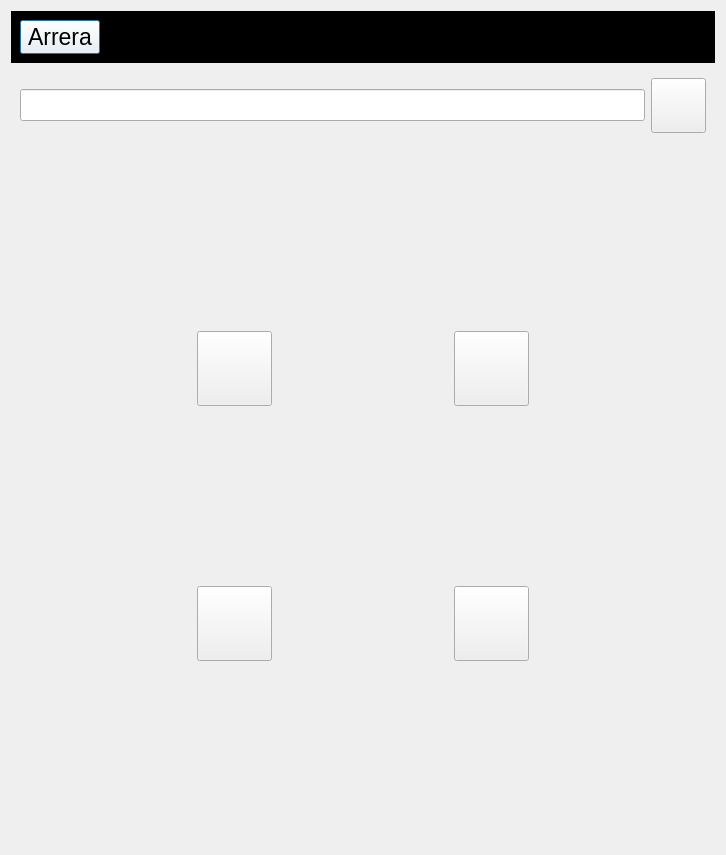
Arrera-Software/Arrera-Interface, file arreraui.ui: the form before one commit.
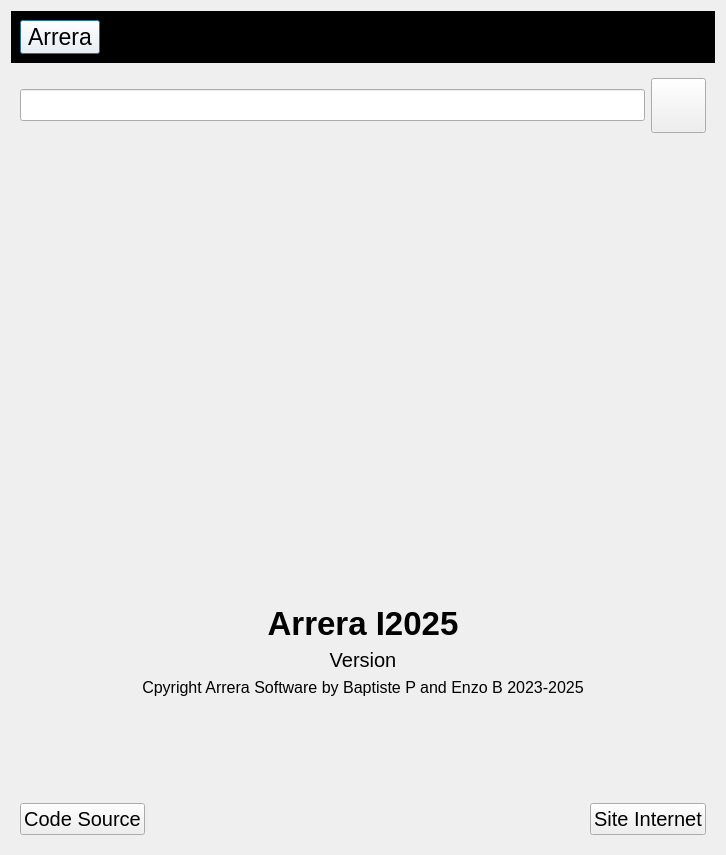
The form after the commit. Icons and pictures are not drawn.

Commit message: Ajout page apropos

What changed in the file:
```diff
--- a/arreraui.ui
+++ b/arreraui.ui
@@ -1716,6 +1716,178 @@
        </item>
       </layout>
      </widget>
+     <widget class="QWidget" name="apropos">
+      <layout class="QVBoxLayout" name="verticalLayout_7">
+       <item>
+        <layout class="QHBoxLayout" name="horizontalLayout_9">
+         <item>
+          <spacer name="horizontalSpacer_19">
+           <property name="orientation">
+            <enum>Qt::Orientation::Horizontal</enum>
+           </property>
+           <property name="sizeHint" stdset="0">
+            <size>
+             <width>40</width>
+             <height>20</height>
+            </size>
+           </property>
+          </spacer>
+         </item>
+         <item>
+          <widget class="QLabel" name="IDC_LAPOPROSICON">
+           <property name="minimumSize">
+            <size>
+             <width>341</width>
+             <height>341</height>
+            </size>
+           </property>
+           <property name="maximumSize">
+            <size>
+             <width>512</width>
+             <height>512</height>
+            </size>
+           </property>
+           <property name="text">
+            <string/>
+           </property>
+           <property name="pixmap">
+            <pixmap resource="resource.qrc">:/arrera/img/i2025-icon.png</pixmap>
+           </property>
+           <property name="scaledContents">
+            <bool>true</bool>
+           </property>
+          </widget>
+         </item>
+         <item>
+          <spacer name="horizontalSpacer_23">
+           <property name="orientation">
+            <enum>Qt::Orientation::Horizontal</enum>
+           </property>
+           <property name="sizeHint" stdset="0">
+            <size>
+             <width>40</width>
+             <height>20</height>
+            </size>
+           </property>
+          </spacer>
+         </item>
+        </layout>
+       </item>
+       <item>
+        <spacer name="verticalSpacer_16">
+         <property name="orientation">
+          <enum>Qt::Orientation::Vertical</enum>
+         </property>
+         <property name="sizeHint" stdset="0">
+          <size>
+           <width>20</width>
+           <height>40</height>
+          </size>
+         </property>
+        </spacer>
+       </item>
+       <item>
+        <widget class="QLabel" name="IDC_APROPOSNAME">
+         <property name="font">
+          <font>
+           <pointsize>25</pointsize>
+           <bold>true</bold>
+          </font>
+         </property>
+         <property name="text">
+          <string>Arrera I2025</string>
+         </property>
+         <property name="alignment">
+          <set>Qt::AlignmentFlag::AlignCenter</set>
+         </property>
+        </widget>
+       </item>
+       <item>
+        <widget class="QLabel" name="IDC_APROPOSVERSION">
+         <property name="font">
+          <font>
+           <pointsize>15</pointsize>
+          </font>
+         </property>
+         <property name="text">
+          <string>Version</string>
+         </property>
+         <property name="alignment">
+          <set>Qt::AlignmentFlag::AlignCenter</set>
+         </property>
+        </widget>
+       </item>
+       <item>
+        <widget class="QLabel" name="IDC_APROPOSCOPYRIGHT">
+         <property name="font">
+          <font>
+           <pointsize>12</pointsize>
+          </font>
+         </property>
+         <property name="text">
+          <string>Cpyright Arrera Software by Baptiste P and Enzo B 2023-2025</string>
+         </property>
+         <property name="alignment">
+          <set>Qt::AlignmentFlag::AlignCenter</set>
+         </property>
+        </widget>
+       </item>
+       <item>
+        <spacer name="verticalSpacer_17">
+         <property name="orientation">
+          <enum>Qt::Orientation::Vertical</enum>
+         </property>
+         <property name="sizeHint" stdset="0">
+          <size>
+           <width>20</width>
+           <height>40</height>
+          </size>
+         </property>
+        </spacer>
+       </item>
+       <item>
+        <layout class="QHBoxLayout" name="horizontalLayout_6">
+         <item>
+          <widget class="QPushButton" name="IDC_SOURCECODE">
+           <property name="font">
+            <font>
+             <pointsize>15</pointsize>
+            </font>
+           </property>
+           <property name="text">
+            <string>Code Source</string>
+           </property>
+          </widget>
+         </item>
+         <item>
+          <spacer name="horizontalSpacer_18">
+           <property name="orientation">
+            <enum>Qt::Orientation::Horizontal</enum>
+           </property>
+           <property name="sizeHint" stdset="0">
+            <size>
+             <width>40</width>
+             <height>20</height>
+            </size>
+           </property>
+          </spacer>
+         </item>
+         <item>
+          <widget class="QPushButton" name="IDC_WEBSITE">
+           <property name="font">
+            <font>
+             <pointsize>15</pointsize>
+            </font>
+           </property>
+           <property name="text">
+            <string>Site Internet</string>
+           </property>
+          </widget>
+         </item>
+        </layout>
+       </item>
+      </layout>
+     </widget>
      <widget class="QWidget" name="arreraApp">
       <layout class="QGridLayout" name="gridLayout_2">
        <item row="4" column="1">
```
Left out of the diff: 8 changed lines with no effect on the pictures. The commit also changes 3 other files.
